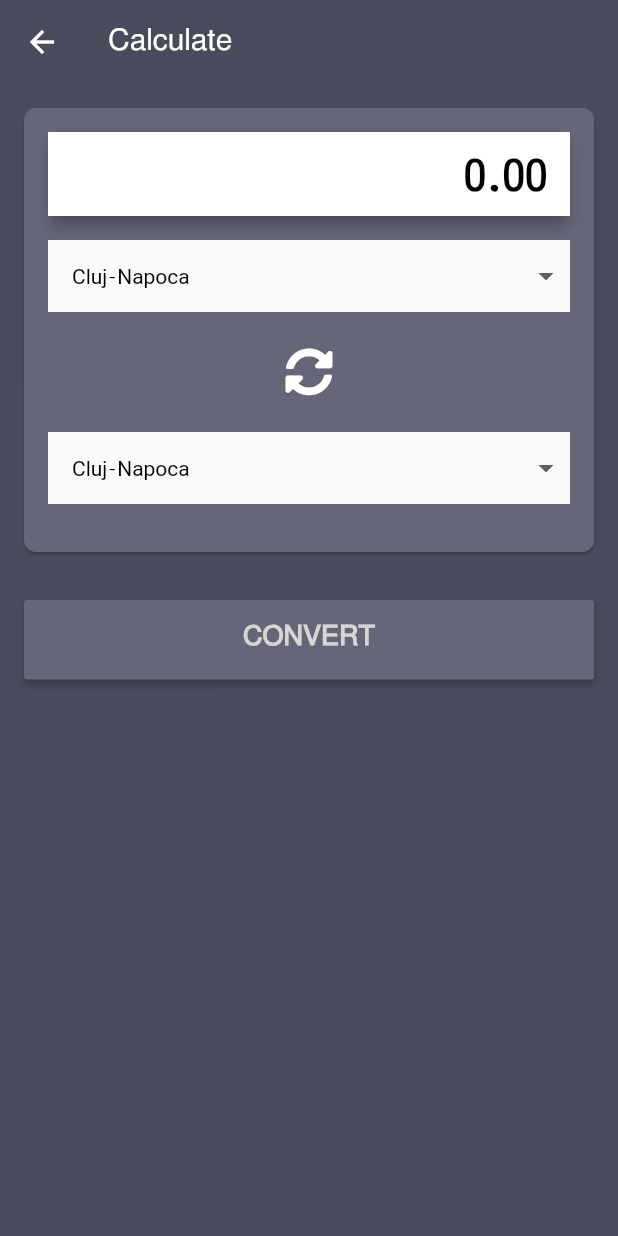
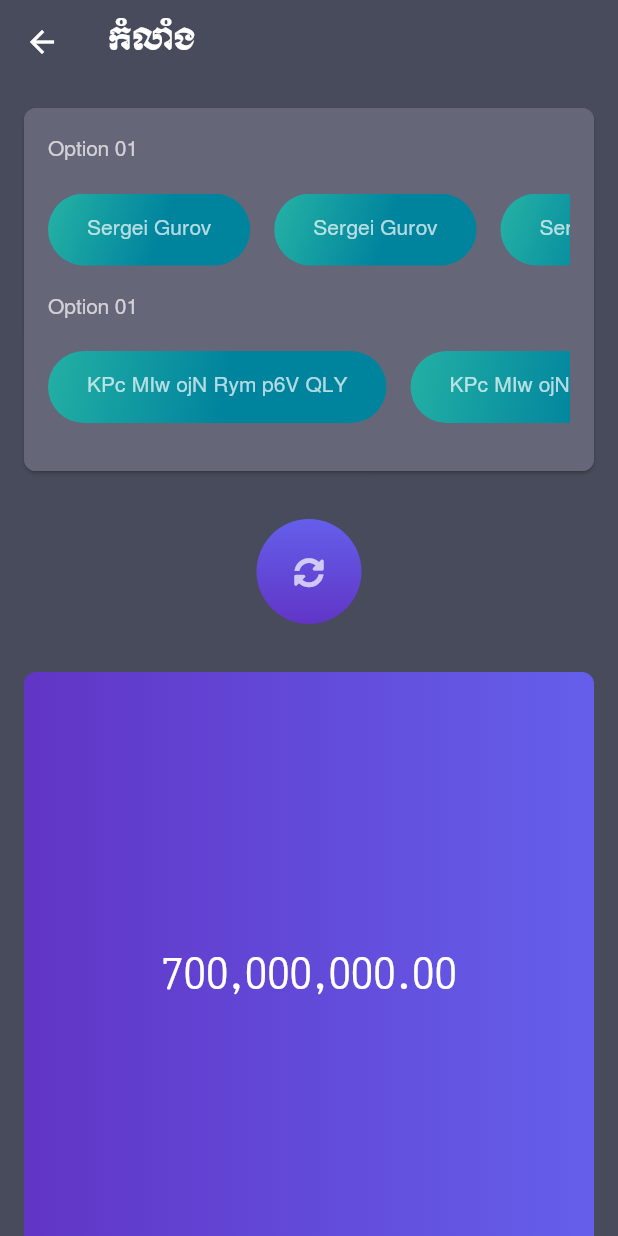
Before and after one commit to khflutter/converter, a Flutter app: the screen it shows after launch, after a tap on "កំលាំង", on a phone screen of 412 x 824 dp. Run offline on Flutter 3.47's test engine with Material 2 defaults, Android fonts, the phone set to English and light mode, and no system bars; our stand-ins replace flutter_slidable, font_awesome_flutter; missing offline and left inert: country_icons.

Commit message:
update ui.

```diff
--- a/lib/pages/calculate.dart
+++ b/lib/pages/calculate.dart
@@ -3,6 +3,9 @@ import 'package:font_awesome_flutter/font_awesome_flutter.dart';
 import 'package:khunit/config/kh_unit_env.dart';
 
 class CalculateScreen extends StatefulWidget {
+  final String title;
+
+  const CalculateScreen({Key key, this.title}) : super(key: key);
   _CalculateScreenState createState() => _CalculateScreenState();
 }
 
@@ -44,7 +47,7 @@ class _CalculateScreenState extends State<CalculateScreen> {
       backgroundColor: Env.primaryColor,
       appBar: AppBar(
         elevation: 0.0,
-        title: Text("Calculate"),
+        title: Text(widget.title),
       ),
       body: Container(
         child: SingleChildScrollView(
@@ -64,89 +67,109 @@ class _CalculateScreenState extends State<CalculateScreen> {
                     color: Env.secondaryColor,
                     child: Container(
                       padding: EdgeInsets.all(16.0),
+                      decoration: BoxDecoration(
+                        borderRadius: BorderRadius.circular(8.0),
+                        color: Env.secondaryColor,
+                      ),
                       child: Form(
                         child: Column(
                           mainAxisAlignment: MainAxisAlignment.start,
                           crossAxisAlignment: CrossAxisAlignment.start,
                           children: <Widget>[
-                            Material(
-                              elevation: 4.0,
-                              color: Env.secondaryLightColor,
-                              borderRadius: BorderRadius.circular(8.0),
-                              child: Container(
-                                // padding: EdgeInsets.all(8.0),
-                                child: TextFormField(
-                                  initialValue: "0.00",
-                                  keyboardType: TextInputType.number,
-                                  style: TextStyle(
-                                    fontFamily: "Crasng",
-                                    fontSize: 32,
-                                    color: Colors.black,
-                                    fontWeight: FontWeight.bold,
-                                  ),
-                                  decoration: InputDecoration(
-                                    filled: true,
-                                    fillColor: Colors.white,
-                                    border: InputBorder.none,
-                                  ),
-                                  textDirection: TextDirection.rtl,
+                            Container(
+                              child: Text(
+                                "Option 01",
+                                style: TextStyle(
+                                  color: Colors.white70,
                                 ),
                               ),
                             ),
                             Container(
-                              width: MediaQuery.of(context).size.width,
+                              width: double.infinity,
+                              height: 80.0,
                               padding: EdgeInsets.symmetric(vertical: 16.0),
-                              child: Material(
-                                child: InkWell(
-                                  child: DropdownButtonHideUnderline(
-                                    child: ButtonTheme(
-                                      alignedDropdown: true,
-                                      padding: EdgeInsets.all(16.0),
-                                      child: DropdownButton(
-                                        style: TextStyle(
-                                          fontFamily: "Crasng",
-                                          color: Colors.black,
-                                        ),
-                                        value: _currentCity,
-                                        items: _dropDownMenuItems,
-                                        onChanged: changedDropDownItem,
+                              child: ListView(
+                                scrollDirection: Axis.horizontal,
+                                children: List.generate(100, (item) {
+                                  return Container(
+                                    height: 60.0,
+                                    padding: EdgeInsets.only(
+                                      left: 26.0,
+                                      right: 26.0,
+                                    ),
+                                    margin: EdgeInsets.only(
+                                      right: 16.0,
+                                    ),
+                                    decoration: BoxDecoration(
+                                      borderRadius:
+                                          BorderRadius.circular(100.0),
+                                      gradient: LinearGradient(
+                                        begin: Alignment(0, 1),
+                                        end: Alignment(-1, 0),
+                                        colors: [
+                                          Color(0xFF00849e),
+                                          Color(0xFF22aea4),
+                                        ],
                                       ),
                                     ),
-                                  ),
+                                    child: Center(
+                                      child: Text(
+                                        "Sergei Gurov",
+                                        style: TextStyle(
+                                          color: Colors.white70,
+                                        ),
+                                      ),
+                                    ),
+                                  );
+                                }).toList(),
+                              ),
+                            ),
+                            Container(
+                              child: Text(
+                                "Option 01",
+                                style: TextStyle(
+                                  color: Colors.white70,
                                 ),
                               ),
                             ),
                             Container(
-                              padding: EdgeInsets.symmetric(vertical: 8.0),
-                              child: Center(
-                                child: Icon(
-                                  FontAwesomeIcons.syncAlt,
-                                  color: Colors.white,
-                                  size: 32.0,
-                                ),
-                              ),
-                            ),
-                            Container(
-                              width: MediaQuery.of(context).size.width,
+                              width: double.infinity,
+                              height: 80.0,
                               padding: EdgeInsets.symmetric(vertical: 16.0),
-                              child: Material(
-                                child: InkWell(
-                                  child: DropdownButtonHideUnderline(
-                                    child: ButtonTheme(
-                                      alignedDropdown: true,
-                                      padding: EdgeInsets.all(16.0),
-                                      child: DropdownButton(
-                                        style: TextStyle(
-                                          fontFamily: "Crasng",
-                                          color: Colors.black,
-                                        ),
-                                        value: _currentCity,
-                                        items: _dropDownMenuItems,
-                                        onChanged: changedDropDownItem,
+                              child: ListView(
+                                scrollDirection: Axis.horizontal,
+                                children: List.generate(100, (item) {
+                                  return Container(
+                                    height: 60.0,
+                                    padding: EdgeInsets.only(
+                                      left: 26.0,
+                                      right: 26.0,
+                                    ),
+                                    margin: EdgeInsets.only(
+                                      right: 16.0,
+                                    ),
+                                    decoration: BoxDecoration(
+                                      borderRadius:
+                                          BorderRadius.circular(100.0),
+                                      gradient: LinearGradient(
+                                        begin: Alignment(0, 1),
+                                        end: Alignment(-1, 0),
+                                        colors: [
+                                          Color(0xFF00849e),
+                                          Color(0xFF22aea4),
+                                        ],
                                       ),
                                     ),
-                                  ),
-                                ),
+                                    child: Center(
+                                      child: Text(
+                                        "KPc MIw ojN Rym p6V QLY",
+                                        style: TextStyle(
+                                          color: Colors.white70,
+                                        ),
+                                      ),
+                                    ),
+                                  );
+                                }).toList(),
                               ),
                             ),
                           ],
@@ -155,19 +178,51 @@ class _CalculateScreenState extends State<CalculateScreen> {
                     ),
                   ),
                 ),
+                Center(
+                  child: Container(
+                    margin: EdgeInsets.all(16.0),
+                    padding: EdgeInsets.all(25.0),
+                    decoration: BoxDecoration(
+                      borderRadius: BorderRadius.circular(100.0),
+                      gradient: LinearGradient(
+                        begin: Alignment(0, -1),
+                        end: Alignment(0, 1),
+                        colors: [
+                          Color(0xFF645feb),
+                          Color(0xFF6135c6),
+                        ],
+                      ),
+                    ),
+                    child: Icon(
+                      FontAwesomeIcons.syncAlt,
+                      size: 20.0,
+                      color: Colors.white70,
+                    ),
+                  ),
+                ),
                 Container(
-                  padding: EdgeInsets.all(16.0),
                   width: MediaQuery.of(context).size.width,
-                  child: RaisedButton(
-                    padding: EdgeInsets.symmetric(vertical: 10.0),
-                    color: Env.secondaryColor,
-                    onPressed: () {},
+                  height: 400.0,
+                  margin: EdgeInsets.all(16.0),
+                  padding: EdgeInsets.symmetric(vertical: 10.0),
+                  decoration: BoxDecoration(
+                    borderRadius: BorderRadius.circular(8.0),
+                    gradient: LinearGradient(
+                      begin: Alignment(1, 0),
+                      end: Alignment(-1, 0),
+                      colors: [
+                        Color(0xFF645feb),
+                        Color(0xFF6135c6),
+                      ],
+                    ),
+                  ),
+                  child: Center(
                     child: Text(
-                      "Convert".toUpperCase(),
+                      "700,000,000.00",
                       style: TextStyle(
-                        color: Env.secondaryTextColor,
-                        fontSize: 18.0,
-                        fontWeight: FontWeight.bold,
+                        fontFamily: "Crasng",
+                        color: Colors.white,
+                        fontSize: 32.0,
                       ),
                     ),
                   ),
--- a/lib/pages/home.dart
+++ b/lib/pages/home.dart
@@ -35,7 +35,9 @@ class _HomeState extends State<Home> {
                 Navigator.push(
                   context,
                   MaterialPageRoute(
-                    builder: (context) => CalculateScreen(),
+                    builder: (context) => CalculateScreen(
+                      title: menuItem.title,
+                    ),
                   ),
                 );
               },
```
